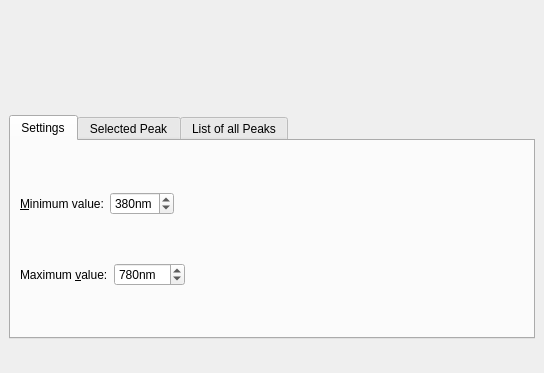
KDE/kalzium, file src/spectrumview.ui: the form before one commit.
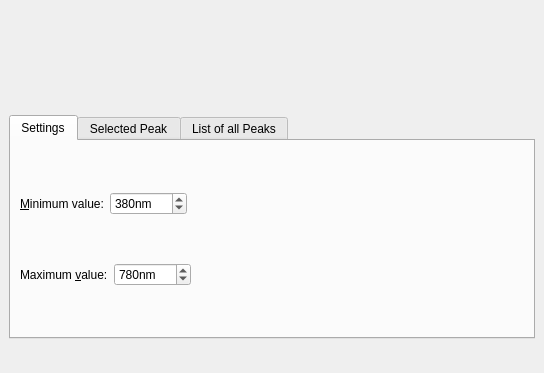
The form after the commit. The open tabs and pages were chosen to show the change. Custom widgets are drawn as their Qt base class.

Commit message:
When rightclicking on the spectrumwidget, reset the borders to the inital values.     Zooming out is to slow/not logic.     Min/Max spinboxes updates the spectrumview.     Removed the setRange for Min/Max spinboxes.
    Thanks Igor Poboiko for the bugreport.

    CC_BUG: annma@kde.org
    Could you please Backport that one to the 4.5 branch?

Patch:
```diff
--- a/src/spectrumview.ui
+++ b/src/spectrumview.ui
@@ -69,10 +69,10 @@
             <string>nm</string>
            </property>
            <property name="minimum">
-            <number>2</number>
+            <number>0</number>
            </property>
            <property name="maximum">
-            <number>1000</number>
+            <number>40000</number>
            </property>
            <property name="value">
             <number>780</number>
@@ -124,10 +124,10 @@
             <string>nm</string>
            </property>
            <property name="minimum">
-            <number>1</number>
+            <number>0</number>
            </property>
            <property name="maximum">
-            <number>999</number>
+            <number>40000</number>
            </property>
            <property name="value">
             <number>380</number>
```
Left out of the diff: 2 changed lines with no effect on the pictures. The commit also changes 3 other files.
